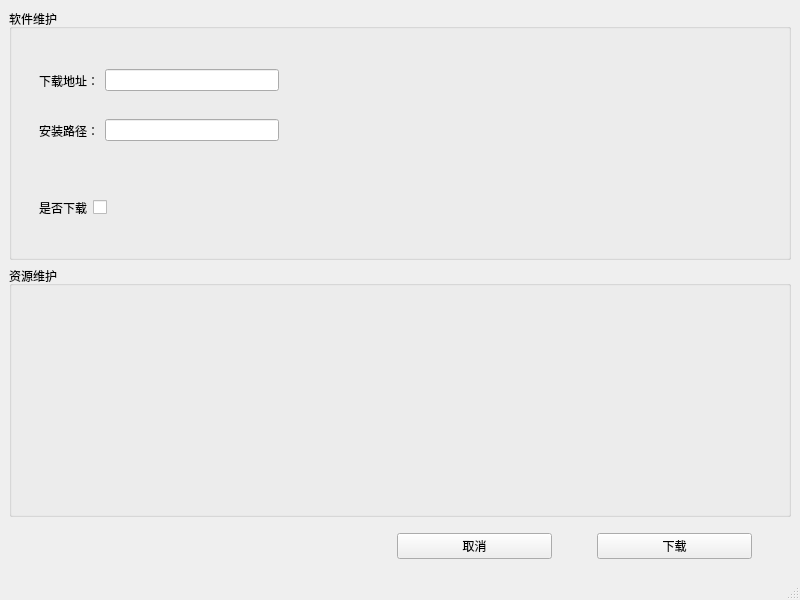
Above: src/mainwindow.ui from money0534/Notepad_QtCLion before the change. Below: the same form after it.
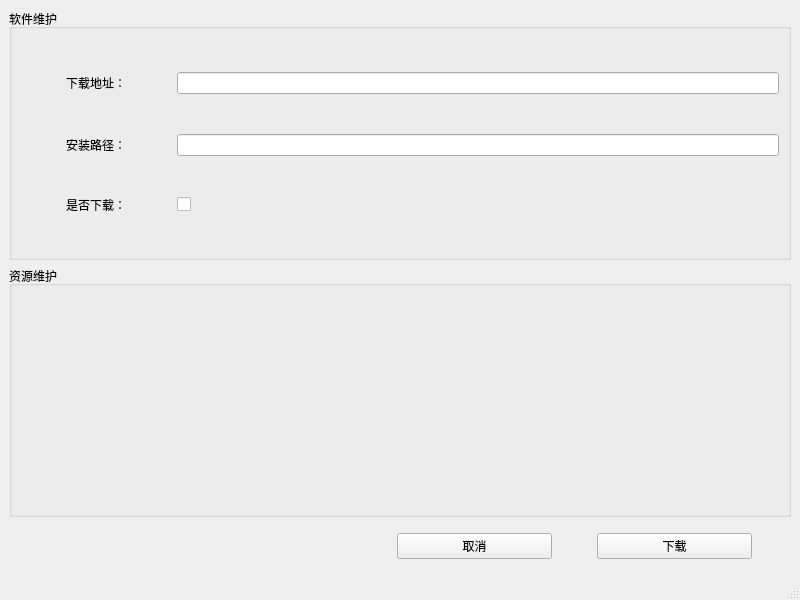
That is the form after the change.

Diff of the .ui file:
```diff
--- a/src/mainwindow.ui
+++ b/src/mainwindow.ui
@@ -20,64 +20,50 @@
       <property name="title">
        <string>软件维护</string>
       </property>
-      <widget class="QWidget" name="">
-       <property name="geometry">
-        <rect>
-         <x>30</x>
-         <y>60</y>
-         <width>240</width>
-         <height>23</height>
-        </rect>
-       </property>
-       <layout class="QHBoxLayout" name="horizontalLayout_2">
+      <layout class="QVBoxLayout" name="verticalLayout_2">
+       <item>
+        <layout class="QHBoxLayout" name="horizontalLayout_2" stretch="2,8">
         <item>
          <widget class="QLabel" name="label">
           <property name="text">
            <string>下载地址：</string>
           </property>
+           <property name="alignment">
+            <set>Qt::AlignCenter</set>
+           </property>
          </widget>
         </item>
         <item>
          <widget class="QLineEdit" name="leAppUrl"/>
         </item>
        </layout>
-      </widget>
-      <widget class="QWidget" name="">
-       <property name="geometry">
-        <rect>
-         <x>30</x>
-         <y>110</y>
-         <width>240</width>
-         <height>23</height>
-        </rect>
-       </property>
-       <layout class="QHBoxLayout" name="horizontalLayout_3">
+       </item>
+       <item>
+        <layout class="QHBoxLayout" name="horizontalLayout_3" stretch="2,8">
         <item>
          <widget class="QLabel" name="label_2">
           <property name="text">
            <string>安装路径：</string>
           </property>
+           <property name="alignment">
+            <set>Qt::AlignCenter</set>
+           </property>
          </widget>
         </item>
         <item>
          <widget class="QLineEdit" name="leAppPath"/>
         </item>
        </layout>
-      </widget>
-      <widget class="QWidget" name="">
-       <property name="geometry">
-        <rect>
-         <x>30</x>
-         <y>190</y>
-         <width>85</width>
-         <height>18</height>
-        </rect>
-       </property>
-       <layout class="QHBoxLayout" name="horizontalLayout_4">
+       </item>
+       <item>
+        <layout class="QHBoxLayout" name="horizontalLayout_4" stretch="2,8">
         <item>
          <widget class="QLabel" name="label_3">
           <property name="text">
-           <string>是否下载</string>
+            <string>是否下载：</string>
+           </property>
+           <property name="alignment">
+            <set>Qt::AlignCenter</set>
           </property>
          </widget>
         </item>
@@ -89,7 +75,8 @@
          </widget>
         </item>
        </layout>
-      </widget>
+       </item>
+      </layout>
      </widget>
     </item>
     <item>
```
Lines whose indentation alone changed are shown as unchanged.
